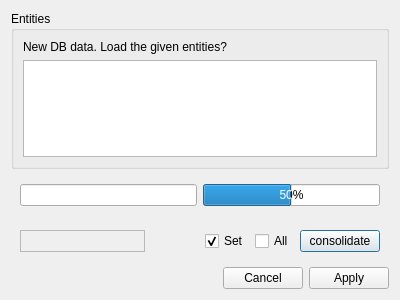
The window that src/gui/components/dbloaddatadialog.ui (swift-project/pilotclient) describes before a commit, drawn with Qt 5.
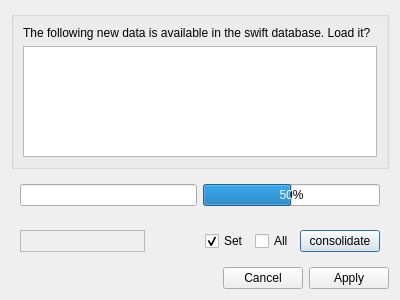
The same window after the commit. Custom widgets are drawn as their Qt base class.

Commit message: [skip ci] refactor(ui): Always load all DB data

Patch:
```diff
--- a/src/gui/components/dbloaddatadialog.ui
+++ b/src/gui/components/dbloaddatadialog.ui
@@ -22,14 +22,11 @@
   <layout class="QVBoxLayout" name="verticalLayout">
    <item>
     <widget class="QGroupBox" name="gb_Entities">
-     <property name="title">
-      <string>Entities</string>
-     </property>
      <layout class="QVBoxLayout" name="verticalLayout_2">
       <item>
        <widget class="QLabel" name="lbl_Load">
         <property name="text">
-         <string>New DB data. Load the given entities?</string>
+         <string>The following new data is available in the swift database. Load it?</string>
         </property>
        </widget>
       </item>
```
The commit also changes 2 other files.
